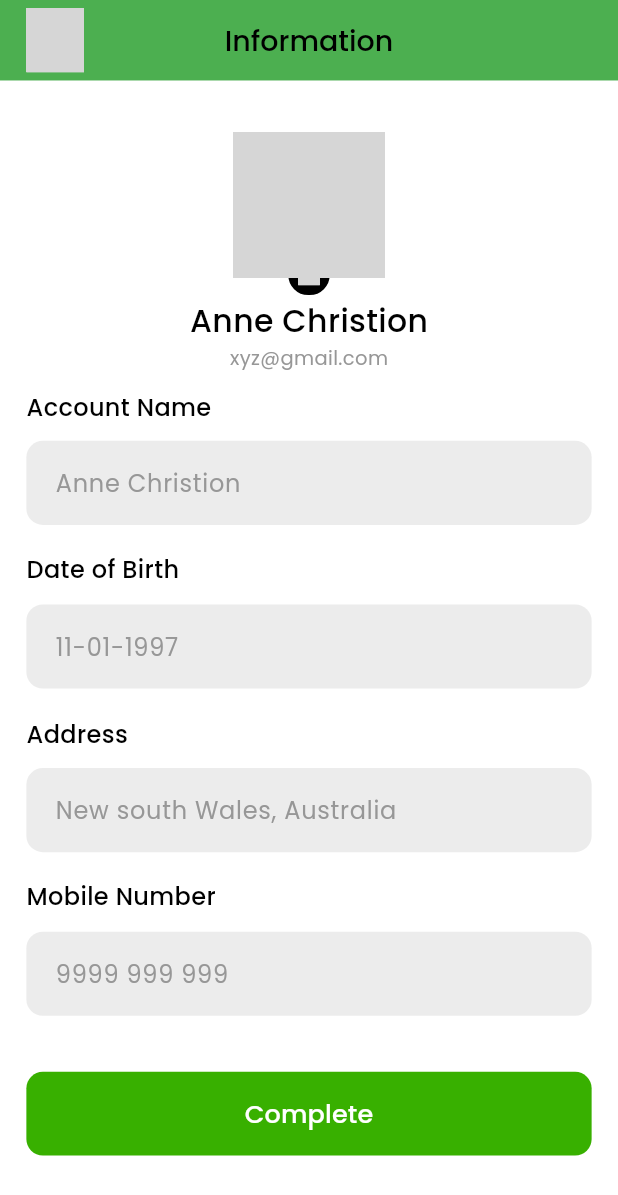
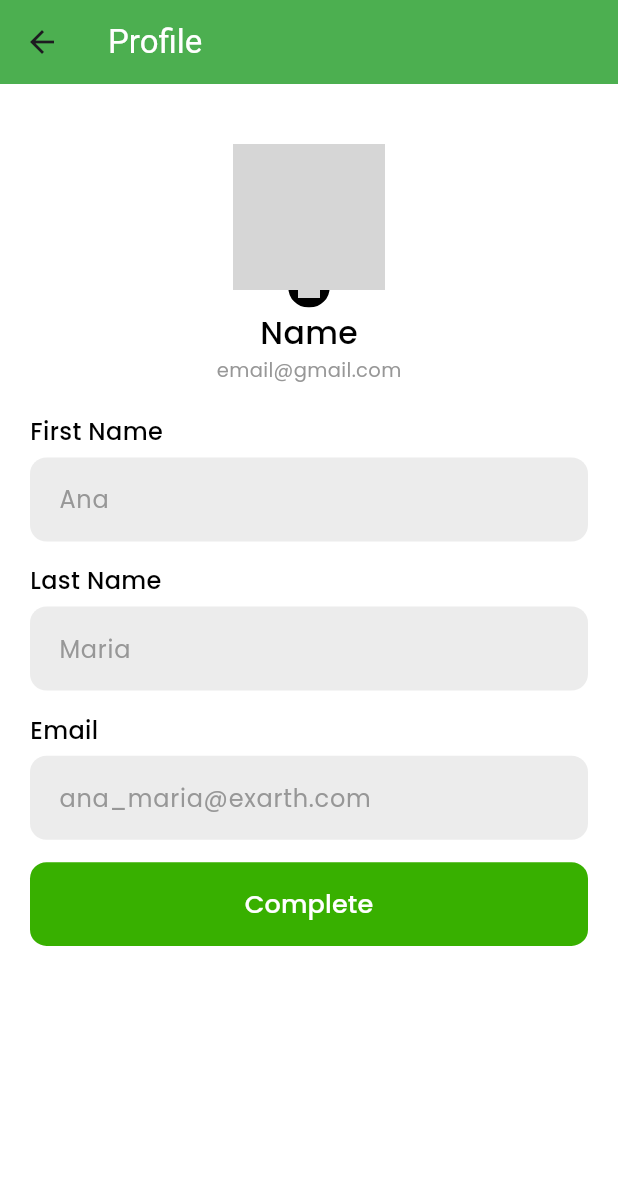
Before and after one commit to IkramKhan-DevOps/seedswild_mobile, a Flutter app: the InformationScreen screen opened by its route, on a phone screen of 412 x 824 dp. Shown: the top 1195 px of the screen. Run offline on Flutter 3.47's test engine with Material 2 defaults, Android fonts, the light colour scheme and no system bars; our stand-ins replace another_flushbar, cached_network_image, carousel_slider, dotted_border, flutter_rating_bar, flutter_svg and 4 more; accounts and stored records are empty; network calls fail; statements that could not run were skipped; grey boxes are pictures that could not be loaded.

Commit message:
UNKNWON: trash changes from mac

```diff
--- /dev/null
+++ b/lib/data_layer/models/profile_model.dart
@@ -0,0 +1,24 @@
+// user_model.dart
+
+class ProfileModel {
+  final int pk;
+  final String email;
+  final String firstName;
+  final String lastName;statu
+
+  ProfileModel({
+    required this.pk,
+    required this.email,
+    required this.firstName,
+    required this.lastName,
+  });
+
+  factory ProfileModel.fromJson(Map<String, dynamic> json) {
+    return ProfileModel(
+      pk: json['pk'],
+      email: json['email'],
+      firstName: json['first_name'],
+      lastName: json['last_name'],
+    );
+  }
+}
--- a/lib/data_layer/urls/app_urls.dart
+++ b/lib/data_layer/urls/app_urls.dart
@@ -1,6 +1,6 @@
 class AppUrls {
   // ACCOUNTS API'S.............................................................
-  static var base = "http://192.168.1.20:8000/api/";
+  static var base = "http://192.168.18.13:8000/api/";
   static var accountsAppBase = "${base}accounts/";
   static var signIn = accountsAppBase + "auth/login/";
   static var signUp = accountsAppBase + "auth/registration/";
@@ -10,6 +10,8 @@ class AppUrls {
   static var v1AppBase = "${base}v1/";
   static var homeProducts = "${base}v1/home/";
 
+  static var profile = "${accountsAppBase}auth/user/";
+
   static var productCategory = "${v1AppBase}product/category/";
   static var productHome = "${v1AppBase}";
   static var product = "${v1AppBase}";
--- a/lib/presentation_layer/features/home_page/widgets/product widget/prouct_item_widget.dart
+++ b/lib/presentation_layer/features/home_page/widgets/product widget/prouct_item_widget.dart
@@ -32,8 +32,8 @@ class productsItems extends StatelessWidget {
             children: [
               CustomImageViewss(
                 imagePath: imagePath, // Use the provided imagePath here
-                height: 109.adaptSize,
-                width: 109.adaptSize,
+                height: 100.adaptSize,
+                width: 100.adaptSize,
                 radius: BorderRadius.circular(
                   5.h,
                 ),
--- a/lib/presentation_layer/features/profile_page/info_data.dart
+++ b/lib/presentation_layer/features/profile_page/info_data.dart
@@ -1,9 +1,10 @@
 import 'package:annafi_app/core/utils/color_constant.dart';
 import 'package:annafi_app/core/utils/image_constant.dart';
 import 'package:annafi_app/core/utils/size_utils.dart';
-import 'package:annafi_app/utils/components/app_bar/appbar_image.dart';
-import 'package:annafi_app/utils/components/app_bar/appbar_subtitle.dart';
-import 'package:annafi_app/utils/components/app_bar/custom_app_bar.dart';
+import 'package:annafi_app/data_layer/models/user_model.dart';
+import 'package:annafi_app/data_layer/urls/app_urls.dart';
+import 'package:annafi_app/presentation_layer/features/profile_page/profile_provider.dart';
+import 'package:annafi_app/presentation_layer/features/profile_page/profile_repo.dart';
 import 'package:annafi_app/utils/components/custom_button.dart';
 import 'package:annafi_app/utils/components/custom_icon_button.dart';
 import 'package:annafi_app/utils/components/custom_image_view.dart';
@@ -11,43 +12,51 @@ import 'package:annafi_app/utils/components/custom_text_form_field.dart';
 import 'package:annafi_app/utils/routes/app_routes.dart';
 import 'package:annafi_app/utils/theme/app_stylea.dart';
 import 'package:flutter/material.dart';
+
+import '../user_session/statemanagement/user_provider.dart';
+
+
 // ignore_for_file: must_be_immutable
 
-class InformationScreen extends StatelessWidget {
-  TextEditingController groupController = TextEditingController();
+class InformationScreen extends StatefulWidget {
 
-  TextEditingController dateController = TextEditingController();
+  @override
+  State<InformationScreen> createState() => _InformationScreenState();
+}
 
-  TextEditingController countryController = TextEditingController();
-
-  TextEditingController groupOneController = TextEditingController();
+class _InformationScreenState extends State<InformationScreen> {
+  TextEditingController firstNameController = TextEditingController();
+  TextEditingController lastNameController = TextEditingController();
+  TextEditingController emailController = TextEditingController();
 
   @override
   Widget build(BuildContext context) {
+    final userRepository = UserRepository(AppUrls.profile);
+    final profileProvider = ProfileProvider(userRepository);
+    profileProvider.fetchUserInfo();
+    print("ADD -- " + profileProvider.userModel.toString());
+
     return SafeArea(
       child: Scaffold(
         backgroundColor: ColorConstant.whiteA700,
         resizeToAvoidBottomInset: false,
-            appBar: CustomAppBar(
-                height: getVerticalSize(50),
-                leadingWidth: 56,
-                leading: AppbarImage(
-                    height: getSize(40),
-                    width: getSize(40),
-                    svgPath: ImageConstant.imgArrowleft,
-                    margin: getMargin(left: 16, top: 5, bottom: 5),
-                    onTap: () {
-                      onTapArrowleft4(context);
-                    }),
-                centerTitle: true,
-                title: AppbarSubtitle(text: "Information")),
+
+        //app bar
+        appBar: AppBar(
+          title: Text("Profile", style: TextStyle(color: Colors.white)),
+          backgroundColor: Colors.green,
+        ),
+
+        //body
         body: Container(
-                width: double.maxFinite,
-                padding: getPadding(left: 16, top: 24, right: 16, bottom: 24),
+          padding: EdgeInsets.all(20),
           child: Column(
             crossAxisAlignment: CrossAxisAlignment.start,
-                    mainAxisAlignment: MainAxisAlignment.center,
+            mainAxisAlignment: MainAxisAlignment.start,
             children: [
+              // HEADER
+
+              SizedBox(height: 20),
               Align(
                 alignment: Alignment.center,
                 child: Container(
@@ -57,95 +66,102 @@ class InformationScreen extends StatelessWidget {
                     alignment: Alignment.bottomCenter,
                     children: [
                       CustomImageView(
-                                        imagePath:
-                                            ImageConstant.imgEllipse591x92,
+                        imagePath: ImageConstant.imgEllipse591x92,
                         height: getVerticalSize(91),
                         width: getHorizontalSize(92),
                         radius: BorderRadius.circular(
-                                            getHorizontalSize(46)),
-                                        alignment: Alignment.topCenter),
+                          getHorizontalSize(46),
+                        ),
+                        alignment: Alignment.topCenter,
+                      ),
                       CustomIconButton(
                         height: 29,
                         width: 30,
-                                        variant:
-                                            IconButtonVariant.OutlineWhiteA700,
+                        variant: IconButtonVariant.OutlineWhiteA700,
                         padding: IconButtonPadding.PaddingAll6,
                         alignment: Alignment.bottomCenter,
                         child: CustomImageView(
-                                            svgPath: ImageConstant.imgCamera))
-                                  ]))),
+                          svgPath: ImageConstant.imgCamera,
+                        ),
+                      )
+                    ],
+                  ),
+                ),
+              ),
               Align(
                 alignment: Alignment.center,
-                          child: Text("Anne Christion",
+                child: Text(
+                  "Name",
                   overflow: TextOverflow.ellipsis,
                   textAlign: TextAlign.left,
-                              style: AppStyle.txtPoppinsMedium20)),
+                  style: AppStyle.txtPoppinsMedium20,
+                ),
+              ),
               Align(
                 alignment: Alignment.center,
-                          child: Text("xyz@gmail.com",
+                child: Text(
+                  "email@gmail.com",
                   overflow: TextOverflow.ellipsis,
                   textAlign: TextAlign.left,
-                              style: AppStyle.txtPoppinsRegular127)),
-                      Padding(
-                          padding: getPadding(top: 11),
-                          child: Text("Account Name",
+                  style: AppStyle.txtPoppinsRegular127,
+                ),
+              ),
+              SizedBox(height: 20),
+
+              // FORM
+              Text(
+                "First Name",
                 overflow: TextOverflow.ellipsis,
                 textAlign: TextAlign.left,
-                              style: AppStyle.txtPoppinsMedium15)),
+                style: AppStyle.txtPoppinsMedium15,
+              ),
               CustomTextFormField(
                 focusNode: FocusNode(),
-                          controller: groupController,
-                          hintText: "Anne Christion",
-                          margin: getMargin(top: 10)),
-                      Padding(
-                          padding: getPadding(top: 17),
-                          child: Text("Date of Birth",
+                controller: firstNameController,
+                hintText: "Ana",
+                margin: getMargin(top: 5),
+              ),
+              SizedBox(height: 15),
+
+              Text(
+                "Last Name",
                 overflow: TextOverflow.ellipsis,
                 textAlign: TextAlign.left,
-                              style: AppStyle.txtPoppinsMedium15)),
+                style: AppStyle.txtPoppinsMedium15,
+              ),
               CustomTextFormField(
                 focusNode: FocusNode(),
-                          controller: dateController,
-                          hintText: "11-01-1997",
-                          margin: getMargin(top: 11)),
-                      Padding(
-                          padding: getPadding(top: 18),
-                          child: Text("Address",
+                controller: lastNameController,
+                hintText: "Maria",
+                margin: getMargin(top: 5),
+              ),
+              SizedBox(height: 15),
+
+              Text(
+                "Email",
                 overflow: TextOverflow.ellipsis,
                 textAlign: TextAlign.left,
-                              style: AppStyle.txtPoppinsMedium15)),
+                style: AppStyle.txtPoppinsMedium15,
+              ),
               CustomTextFormField(
                 focusNode: FocusNode(),
-                          controller: countryController,
-                          hintText: "New south Wales, Australia",
-                          margin: getMargin(top: 10)),
-                      Padding(
-                          padding: getPadding(top: 17),
-                          child: Text("Mobile Number",
-                              overflow: TextOverflow.ellipsis,
-                              textAlign: TextAlign.left,
-                              style: AppStyle.txtPoppinsMedium15)),
-                      CustomTextFormField(
-                          focusNode: FocusNode(),
-                          controller: groupOneController,
-                          hintText: "9999 999 999",
-                          margin: getMargin(top: 11, bottom: 3),
-                          textInputAction: TextInputAction.done)
-                    ])),
-            bottomNavigationBar: CustomButton(
+                controller: emailController,
+                hintText: "ana_maria@exarth.com",
+                margin: getMargin(top: 5),
+              ),
+              SizedBox(height: 15),
+
+              CustomButton(
                 height: getVerticalSize(52),
                 text: "Complete",
-                margin: getMargin(left: 16, right: 16, bottom: 50),
                 onTap: () {
-                  onTapComplete(context);
-                })));
-  }
-
-  onTapComplete(BuildContext context) {
                   Navigator.pushNamed(context, AppRoutes.profilePage);
-  }
-
-  onTapArrowleft4(BuildContext context) {
-    Navigator.pop(context);
+                },
+              ),
+            ],
+          ),
+        ),
+      ),
+    );
   }
 }
--- /dev/null
+++ b/lib/presentation_layer/features/profile_page/profile_provider.dart
@@ -0,0 +1,24 @@
+// user_provider.dart
+
+import 'package:annafi_app/presentation_layer/features/profile_page/profile_repo.dart';
+import 'package:flutter/material.dart';
+import '../../../data_layer/models/profile_model.dart';
+
+class ProfileProvider with ChangeNotifier {
+
+  final UserRepository _userRepository;
+  ProfileProvider(this._userRepository);
+  ProfileModel? _userModel;
+  ProfileModel? get userModel => _userModel;
+
+  Future<void> fetchUserInfo() async {
+
+    try {
+      _userModel = await _userRepository.getUserInfo();
+      notifyListeners();
+    } catch (e) {
+      // Handle error
+      print(e.toString());
+    }
+  }
+}
--- a/lib/utils/components/app_bar/appbar_image.dart
+++ b/lib/utils/components/app_bar/appbar_image.dart
@@ -34,7 +34,6 @@ class AppbarImage extends StatelessWidget {
       child: Padding(
         padding: margin ?? EdgeInsets.zero,
         child: CustomImageView(
-          color: Colors.white,
           svgPath: svgPath,
           imagePath: imagePath,
           height: height,
```
Also changed, not shown: lib/presentation_layer/features/home_page/widgets/home_page_content.dart (+58 -55 lines), lib/presentation_layer/features/profile_page/profile_repo.dart (added, +38 -0 lines), lib/presentation_layer/features/shop/all_shops.dart (+26 -11 lines), 6 other files. Lines whose indentation alone changed are shown as unchanged.
